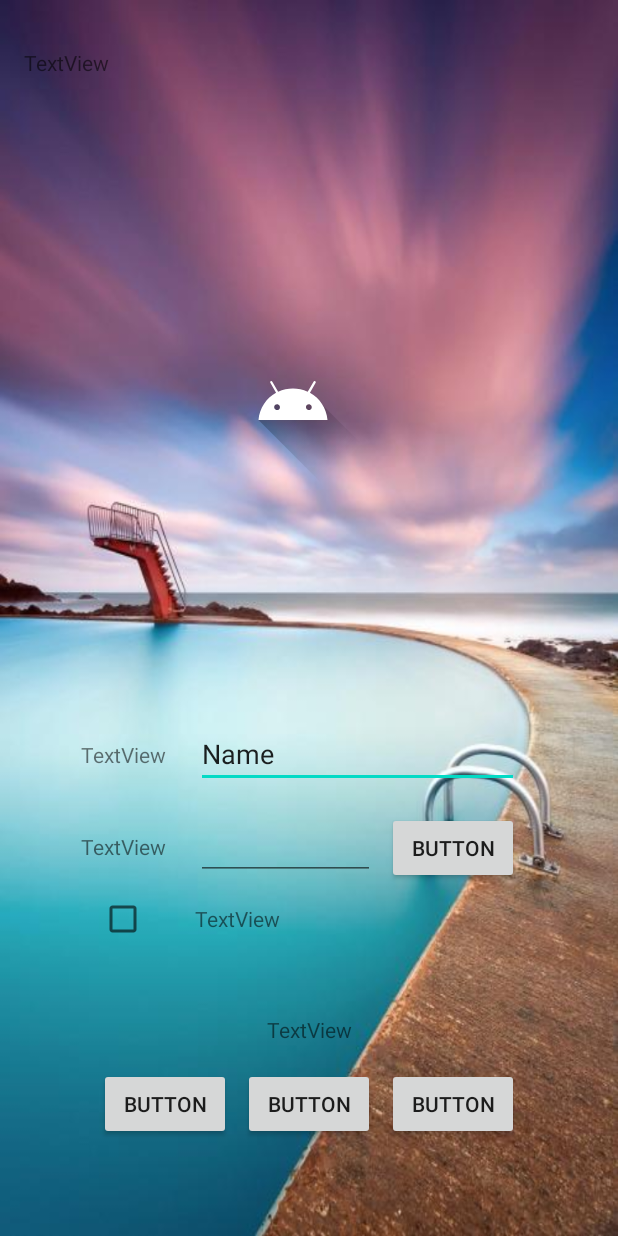
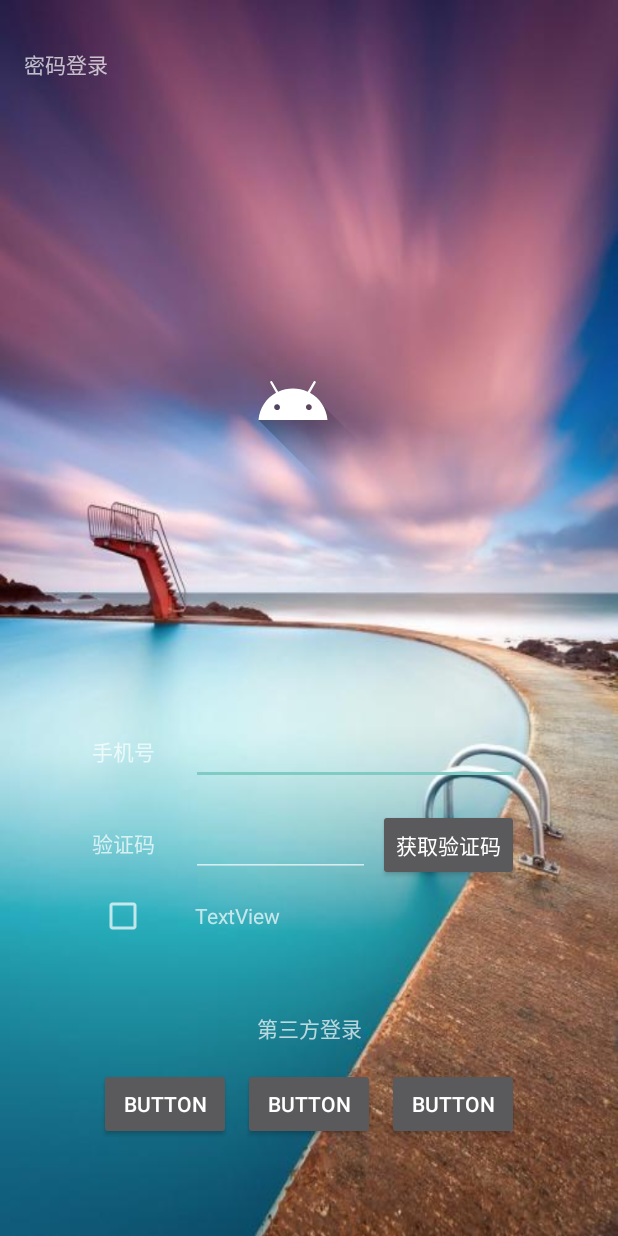
Before and after one commit to Pet-community/PetDream, an Android app: the layout activity_login.xml on its own in the app's theme, with its tools: preview values and no code run, on a phone screen of 412 x 824 dp. Run offline under Robolectric (Android 15) with nearby library versions, the phone set to English and light mode, and no system bars.

Commit message:
页面修改

```diff
--- a/app/build.gradle
+++ b/app/build.gradle
@@ -39,5 +39,6 @@ dependencies {
     implementation 'androidx.recyclerview:recyclerview:1.0.0'
     implementation 'com.google.android.material:material:1.0.0'
     //调试
-
+    implementation 'com.jaeger.statusbarutil:library:1.5.1'
+    implementation 'com.just.agentweb:agentweb:1.0.3'
 }
--- a/app/src/main/AndroidManifest.xml
+++ b/app/src/main/AndroidManifest.xml
@@ -11,7 +11,10 @@
         android:roundIcon="@mipmap/ic_launcher_round"
         android:supportsRtl="true"
         android:theme="@style/AppTheme">
-
+        <activity
+            android:name=".user.viewmodel.MainActivity"
+            android:label="@string/title_activity_main"
+            android:theme="@style/AppTheme.NoActionBar"></activity>
         <activity android:name=".MainActivity">
             <intent-filter>
                 <action android:name="android.intent.action.MAIN" />
--- a/app/src/main/java/com/pet/petdream/base/ui/BaseActivity.java
+++ b/app/src/main/java/com/pet/petdream/base/ui/BaseActivity.java
@@ -8,6 +8,7 @@ import androidx.databinding.DataBindingUtil;
 import androidx.databinding.ViewDataBinding;
 import androidx.lifecycle.ViewModel;
 
+import com.jaeger.library.StatusBarUtil;
 import com.pet.petdream.base.viewmodel.IBaseViewModel;
 
 /**
@@ -27,6 +28,7 @@ public  abstract class BaseActivity <V extends ViewDataBinding,VM extends IBaseV
             viewDataBinding.setVariable(getVariableId(),viewModel);
         }
         viewDataBinding.executePendingBindings();
+
         initView();
     }
 
@@ -53,4 +55,5 @@ public  abstract class BaseActivity <V extends ViewDataBinding,VM extends IBaseV
      * @return viewmodel
      */
     protected abstract VM getViewModel();
+
 }
--- a/app/src/main/res/layout/activity_login.xml
+++ b/app/src/main/res/layout/activity_login.xml
@@ -1,10 +1,19 @@
 <?xml version="1.0" encoding="utf-8"?>
-<androidx.constraintlayout.widget.ConstraintLayout xmlns:android="http://schemas.android.com/apk/res/android"
+<layout xmlns:android="http://schemas.android.com/apk/res/android"
     xmlns:app="http://schemas.android.com/apk/res-auto"
-    xmlns:tools="http://schemas.android.com/tools"
+    xmlns:tools="http://schemas.android.com/tools">
+
+    <data>
+        <variable
+            name="handlers"
+            type="com.pet.petdream.MainActivity" />
+
+    </data>
+
+    <androidx.constraintlayout.widget.ConstraintLayout
         android:layout_width="match_parent"
         android:layout_height="match_parent"
-    tools:context=".LoginActivity">
+        tools:context=".MainActivity">
 
         <ImageView
             android:id="@+id/imageView2"
@@ -25,7 +34,7 @@
             android:layout_height="wrap_content"
             android:layout_marginStart="16dp"
             android:layout_marginTop="32dp"
-        android:text="TextView"
+            android:text="@string/pwd_btn_str"
             app:layout_constraintStart_toStartOf="parent"
             app:layout_constraintTop_toTopOf="parent" />
 
@@ -33,7 +42,7 @@
             android:id="@+id/login_tel_tv"
             android:layout_width="wrap_content"
             android:layout_height="wrap_content"
-        android:text="TextView"
+            android:text="@string/phone_tip"
             app:layout_constraintBottom_toBottomOf="@+id/login_tel_et"
             app:layout_constraintEnd_toEndOf="@+id/login_identifying_code"
             app:layout_constraintHorizontal_bias="0.2"
@@ -44,7 +53,7 @@
             android:id="@+id/login_identifying_code"
             android:layout_width="wrap_content"
             android:layout_height="wrap_content"
-        android:text="TextView"
+            android:text="@string/code_str"
             app:layout_constraintBottom_toBottomOf="@+id/login_identifying_code_et"
             app:layout_constraintEnd_toEndOf="@+id/login_sure_agreement_checkBtn"
             app:layout_constraintStart_toStartOf="@+id/login_sure_agreement_checkBtn"
@@ -57,7 +66,6 @@
             android:layout_marginBottom="16dp"
             android:ems="10"
             android:inputType="textPersonName"
-        android:text="Name"
             app:layout_constraintBottom_toTopOf="@+id/login_identifying_code_et"
             app:layout_constraintEnd_toEndOf="@+id/login_getCode_btn"
             app:layout_constraintStart_toStartOf="@+id/login_identifying_code_et" />
@@ -71,7 +79,7 @@
             android:layout_marginEnd="8dp"
             android:layout_marginBottom="16dp"
             android:ems="10"
-        android:inputType="numberPassword"
+            android:inputType="number"
             app:layout_constraintBottom_toTopOf="@+id/login_agreement"
             app:layout_constraintEnd_toStartOf="@+id/login_getCode_btn"
             app:layout_constraintStart_toStartOf="@+id/login_agreement" />
@@ -80,11 +88,12 @@
             android:id="@+id/login_getCode_btn"
             android:layout_width="wrap_content"
             android:layout_height="wrap_content"
-        android:text="Button"
+            android:text="@string/getcode_btn_str"
             app:layout_constraintBottom_toBottomOf="@+id/login_identifying_code_et"
             app:layout_constraintEnd_toEndOf="@+id/login_agreement"
             app:layout_constraintTop_toTopOf="@+id/login_identifying_code_et"
-        app:layout_constraintVertical_bias="0.0" />
+            app:layout_constraintVertical_bias="0.0"
+            android:onClick="@{handlers::getCodeEven}"/>
 
         <CheckBox
             android:id="@+id/login_sure_agreement_checkBtn"
@@ -128,3 +137,4 @@
             app:layout_constraintTop_toBottomOf="@+id/login_change_way_passward"
             app:srcCompat="@drawable/ic_launcher_foreground" />
     </androidx.constraintlayout.widget.ConstraintLayout>
+</layout>
--- a/app/src/main/res/layout/layout_login_other_way.xml
+++ b/app/src/main/res/layout/layout_login_other_way.xml
@@ -11,7 +11,7 @@
         android:layout_width="wrap_content"
         android:layout_height="wrap_content"
         android:layout_marginTop="32dp"
-        android:text="TextView"
+        android:text="@string/Third_party_login"
         app:layout_constraintEnd_toEndOf="parent"
         app:layout_constraintStart_toStartOf="parent"
         app:layout_constraintTop_toTopOf="parent" />
--- /dev/null
+++ b/app/src/main/res/values/dimens.xml
@@ -0,0 +1,3 @@
+<resources>
+    <dimen name="fab_margin">16dp</dimen>
+</resources>
--- a/app/src/main/res/values/strings.xml
+++ b/app/src/main/res/values/strings.xml
@@ -5,4 +5,7 @@
     <string name="phone_login_title">快捷登录</string>
     <string name="phone_tip">手机号</string>
     <string name="code_str">验证码</string>
+    <string name="getcode_btn_str">获取验证码</string>
+    <string name="Third_party_login">第三方登录</string>
+    <string name="title_activity_main">MainActivity</string>
 </resources>
--- a/app/src/main/res/values/styles.xml
+++ b/app/src/main/res/values/styles.xml
@@ -1,13 +1,19 @@
 <resources>
 
     <!-- Base application theme. -->
-    <style name="AppTheme" parent="Theme.AppCompat.Light.NoActionBar">
+    <style name="AppTheme" parent="Theme.AppCompat">
         <!-- Customize your theme here. -->
-        <item name="colorPrimary">@color/colorPrimary</item>
-        <item name="colorPrimaryDark">@color/colorPrimaryDark</item>
-        <item name="colorAccent">@color/colorAccent</item>
 
-        <item name="android:windowContentOverlay">@null</item>
+
     </style>
 
+    <style name="AppTheme.NoActionBar">
+        <item name="windowActionBar">false</item>
+        <item name="windowNoTitle">true</item>
+    </style>
+
+    <style name="AppTheme.AppBarOverlay" parent="ThemeOverlay.AppCompat.Dark.ActionBar" />
+
+    <style name="AppTheme.PopupOverlay" parent="ThemeOverlay.AppCompat.Light" />
+
 </resources>
--- a/build.gradle
+++ b/build.gradle
@@ -8,8 +8,8 @@ buildscript {
 //        maven { url 'https://dl.bintray.com/kotlin/kotlin-eap' }
     }
     dependencies {
-        classpath 'com.android.tools.build:gradle:3.6.0-alpha12'
-        classpath 'androidx.navigation:navigation-safe-args-gradle-plugin:2.1.0'
+        classpath 'com.android.tools.build:gradle:3.5.2'
+
 
         // NOTE: Do not place your application dependencies here; they belong
         // in the individual module build.gradle files
--- a/media/build.gradle
+++ b/media/build.gradle
@@ -1,5 +1,5 @@
 apply plugin: 'com.android.application'
-apply plugin: 'androidx.navigation.safeargs'
+
 
 android {
     compileSdkVersion 29
@@ -55,4 +55,6 @@ dependencies {
     //fragment导航
     implementation 'androidx.navigation:navigation-fragment:2.1.0'
     implementation 'androidx.navigation:navigation-ui:2.1.0'
+    //沉浸式状态栏依赖
+
 }
```
Also changed, not shown: app/src/main/java/com/pet/petdream/LoginActivity.java (deleted, +0 -14 lines), app/src/main/java/com/pet/petdream/MainActivity.java (+34 -6 lines), app/src/main/res/layout/activity_main.xml (deleted, +0 -34 lines), app/src/main/res/layout/activity_phone_login.xml (deleted, +0 -29 lines). Lines whose indentation alone changed are shown as unchanged.
